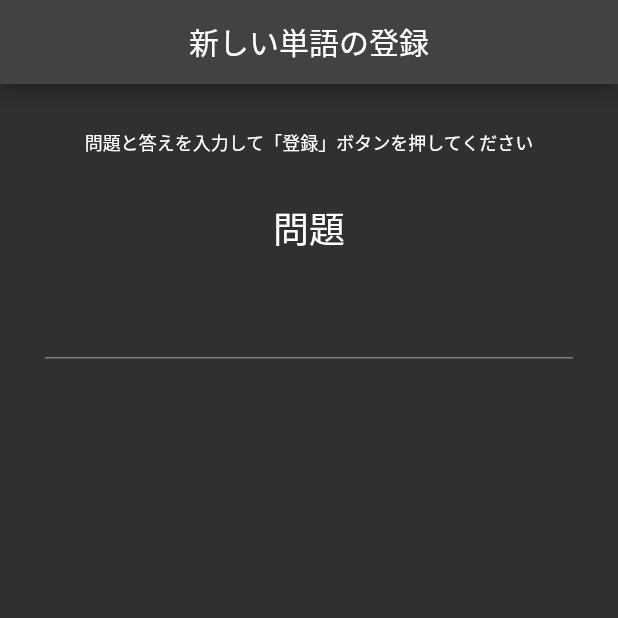
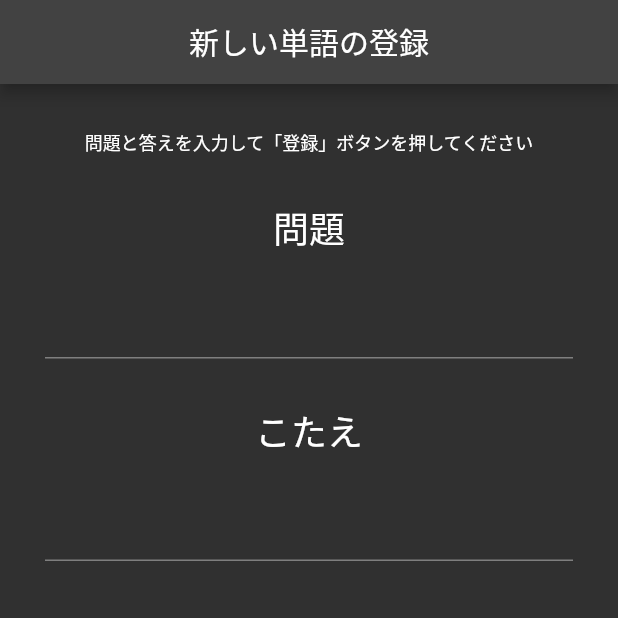
Before and after one commit to kana0830/my_own_flashcards, a Flutter app: the EditScreen screen opened directly, on a phone screen of 412 x 824 dp, the top half of it. Run offline on Flutter 3.47's test engine with Material 2 defaults, Android fonts, the phone set to English and light mode, and no system bars; Roboto replaces fonts that are missing (Lanobe).

Commit message:
Add:登録画面から単語一覧への戻る処理の追加

```diff
--- a/lib/screens/edit_screen.dart
+++ b/lib/screens/edit_screen.dart
@@ -1,4 +1,5 @@
 import 'package:flutter/material.dart';
+import 'package:my_own_flashcards/screens/word_list_screen.dart';
 
 class EditScreen extends StatefulWidget {
   @override
@@ -8,14 +9,19 @@ class EditScreen extends StatefulWidget {
 class _EditScreenState extends State<EditScreen> {
   TextEditingController questionController = TextEditingController();
 
+  TextEditingController answerController = TextEditingController();
+
   @override
   Widget build(BuildContext context) {
-    return Scaffold(
+    return WillPopScope(
+      onWillPop: () => _backToWordListScreen(),
+      child: Scaffold(
           appBar: AppBar(
             title: Text("新しい単語の登録"),
             centerTitle: true,
           ),
-        body: Column(
+          body: SingleChildScrollView(
+            child: Column(
               children: [
                 SizedBox(height: 30.0),
                 Center(
@@ -27,10 +33,13 @@ class _EditScreenState extends State<EditScreen> {
                 SizedBox(height: 30.0),
                 //問題入力部分
                 _questionInputPart(),
-
-            //TODO 答え入力部分
+                SizedBox(height: 30.0),
+                //答え入力部分
+                _answerInputPart(),
               ],
-        ));
+            ),
+          )),
+    );
   }
 
   Widget _questionInputPart() {
@@ -53,4 +62,31 @@ class _EditScreenState extends State<EditScreen> {
       ),
     );
   }
+
+  Widget _answerInputPart() {
+    return Padding(
+      padding: const EdgeInsets.symmetric(horizontal: 30.0),
+      child: Column(
+        children: [
+          Text(
+            "こたえ",
+            style: TextStyle(fontSize: 24.0),
+          ),
+          SizedBox(height: 10.0),
+          TextField(
+            controller: answerController,
+            keyboardType: TextInputType.text,
+            textAlign: TextAlign.center,
+            style: TextStyle(fontSize: 30.0),
+          )
+        ],
+      ),
+    );
   }
+
+  Future<bool> _backToWordListScreen() {
+    Navigator.pushReplacement(
+        context, MaterialPageRoute(builder: (context) => WordListScreen()));
+    return Future.value(false);
+  }
+}
```
Lines whose indentation alone changed are shown as unchanged.
